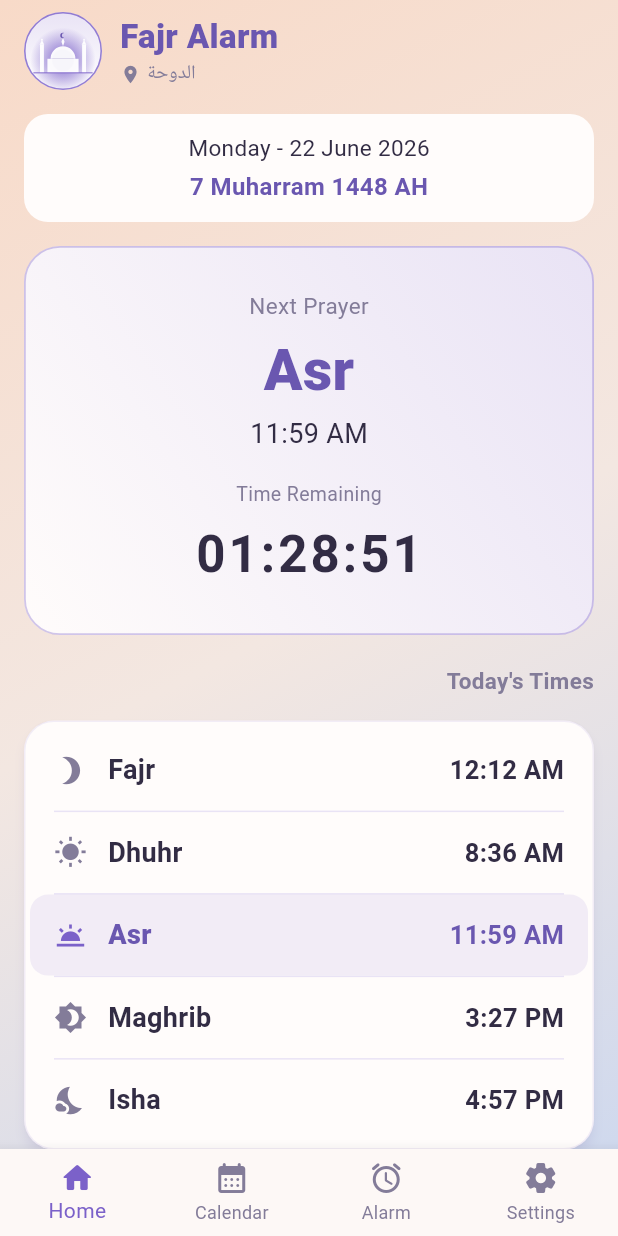
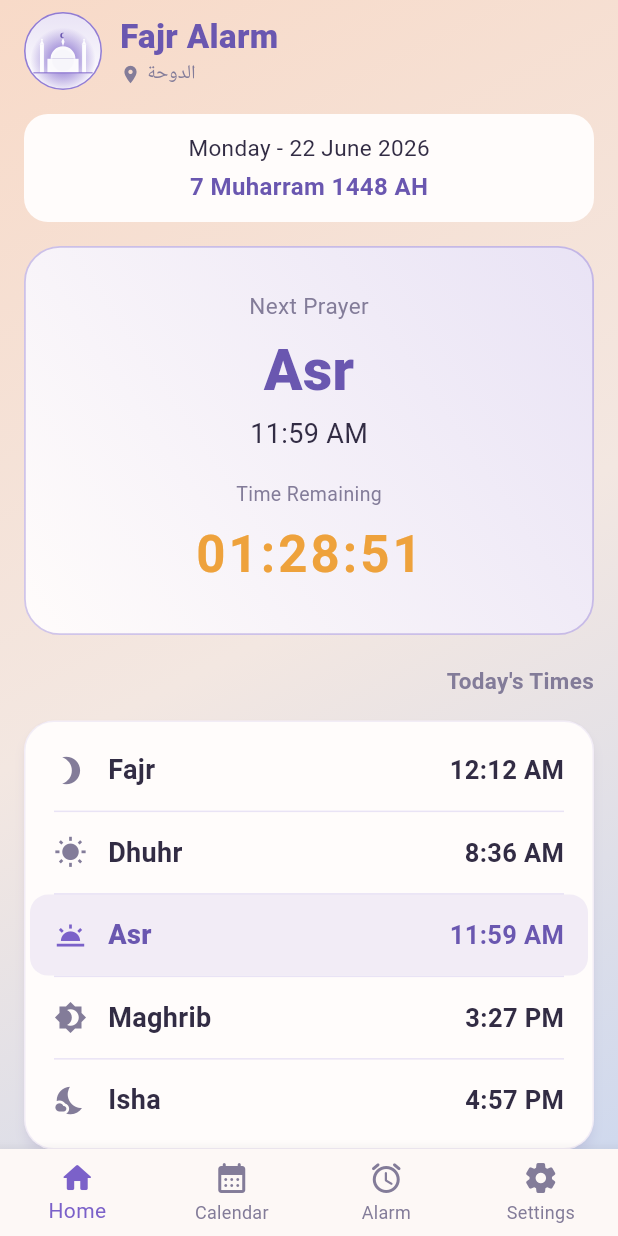
Before and after one commit to abadyalhafi-dev/fajr-app, a Flutter app: the screen it shows after launch, item 2 of the bottom bar chosen, on a phone screen of 412 x 824 dp. Run offline on Flutter 3.47's test engine with Material 3 defaults, Android fonts, the phone set to English and light mode, and no system bars; our stand-ins replace adhan, file_picker, flutter_compass, geolocator, google_fonts, hijri and 3 more; missing offline and left inert: alarm; Roboto replaces fonts that are missing (Tajawal).

Commit message:
Add files via upload

```diff
--- a/lib/widgets/countdown_card.dart
+++ b/lib/widgets/countdown_card.dart
@@ -92,7 +92,7 @@ class _CountdownCardState extends State<CountdownCard> {
           Text(
             '${_two(h)}:${_two(m)}:${_two(s)}',
             style: const TextStyle(
-              color: AppTheme.cream,
+              color: AppTheme.amber,
               fontSize: 34,
               fontWeight: FontWeight.w700,
               letterSpacing: 2,
```
